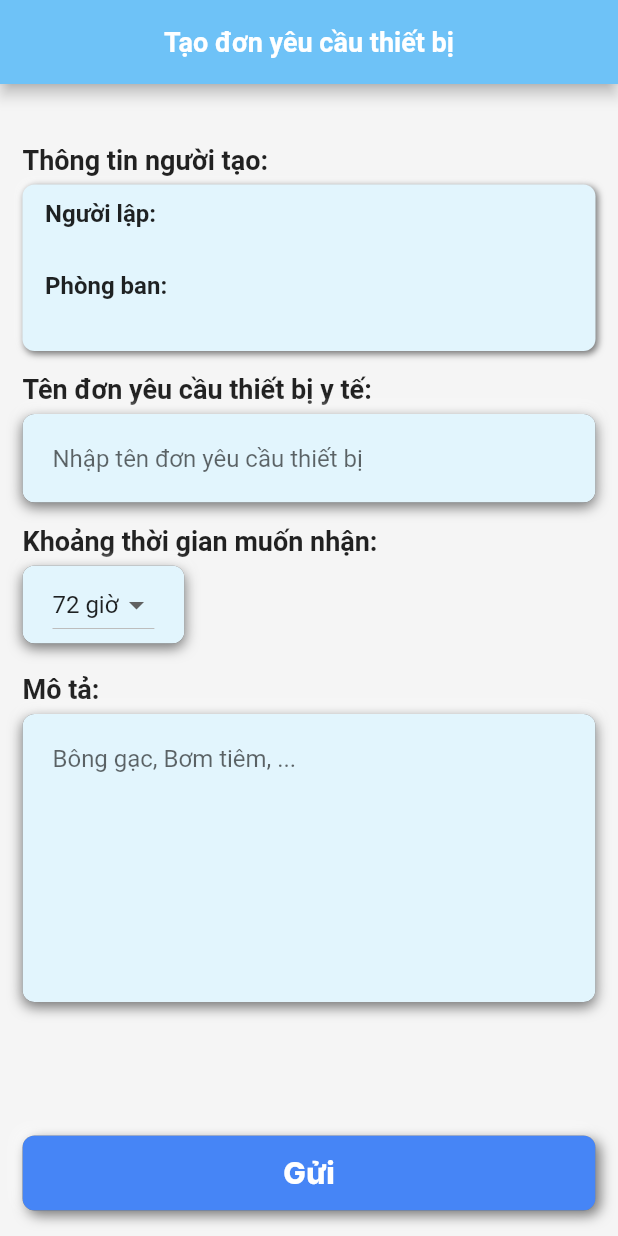
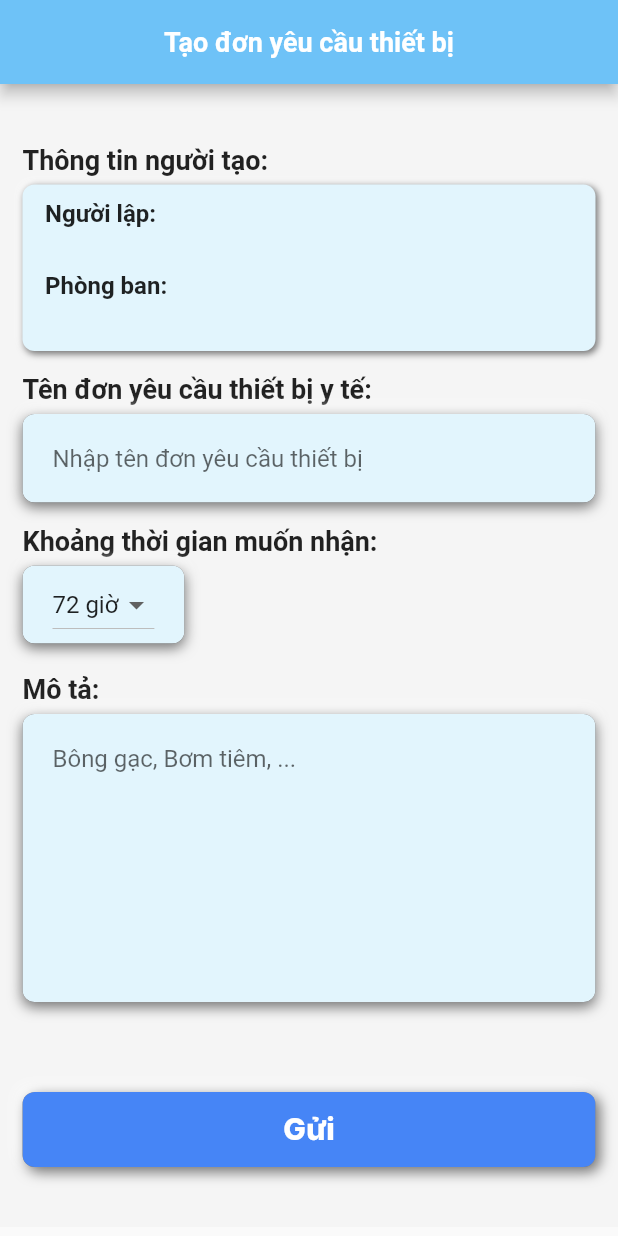
Before and after one commit to nguyenlee0910/mea, a Flutter app: the EquipmentRequestPage screen opened by its route, on a phone screen of 412 x 824 dp. Run offline on Flutter 3.47's test engine with Material 2 defaults, Android fonts, the phone set to English and light mode, and no system bars; drawn by our look-alikes of flutter_neumorphic; our stand-ins replace awesome_dialog, custom_sliding_segmented_control, envied, firebase_analytics, firebase_core, firebase_crashlytics and 9 more; missing offline and left inert: firebase_performance, stream_chat_flutter; accounts and stored records are empty.

Commit message:
update request equipment

```diff
--- a/lib/presentations/Request/equipment_request.dart
+++ b/lib/presentations/Request/equipment_request.dart
@@ -88,7 +88,8 @@ class _EquipmentRequestPageState extends State<EquipmentRequestPage> {
           ),
         ),
       ),
-      body: GestureDetector(
+      body: SingleChildScrollView(
+        child: GestureDetector(
           onTap: () {
             FocusScope.of(context).requestFocus(FocusNode());
           },
@@ -216,8 +217,10 @@ class _EquipmentRequestPageState extends State<EquipmentRequestPage> {
                                   children: [
                                     TextFormField(
                                       controller: nameController,
-                                    decoration: const InputDecoration.collapsed(
-                                      hintText: 'Nhập tên đơn yêu cầu thiết bị',
+                                      decoration:
+                                          const InputDecoration.collapsed(
+                                        hintText:
+                                            'Nhập tên đơn yêu cầu thiết bị',
                                       ),
                                       onChanged: (valueName) {
                                         setState(() {
@@ -327,7 +330,8 @@ class _EquipmentRequestPageState extends State<EquipmentRequestPage> {
                                     TextField(
                                       controller: descriptionController,
                                       maxLines: 8,
-                                    decoration: const InputDecoration.collapsed(
+                                      decoration:
+                                          const InputDecoration.collapsed(
                                         hintText: 'Bông gạc, Bơm tiêm, ...',
                                       ),
                                       onChanged: (value) {
@@ -372,13 +376,9 @@ class _EquipmentRequestPageState extends State<EquipmentRequestPage> {
                         ],
                       ),
                     ),
-                ],
-              ),
-              Positioned(
-                left: 0,
-                right: 0,
-                bottom: 17,
-                child: Center(
+                    Center(
+                      child: Padding(
+                        padding: const EdgeInsets.only(bottom: 40, top: 40),
                         child: SizedBox(
                           width: size.width - 30,
                           height: 50,
@@ -396,7 +396,8 @@ class _EquipmentRequestPageState extends State<EquipmentRequestPage> {
                                 backgroundColor:
                                     const Color.fromARGB(255, 70, 133, 246),
                                 shape: const RoundedRectangleBorder(
-                            borderRadius: BorderRadius.all(Radius.circular(8)),
+                                  borderRadius:
+                                      BorderRadius.all(Radius.circular(8)),
                                 ),
                               ),
                               onPressed: () async {
@@ -441,6 +442,9 @@ class _EquipmentRequestPageState extends State<EquipmentRequestPage> {
                       ),
                     )
                   ],
+                ),
+              ],
+            ),
           ),
         ),
       ),
```
Lines whose indentation alone changed are shown as unchanged.
